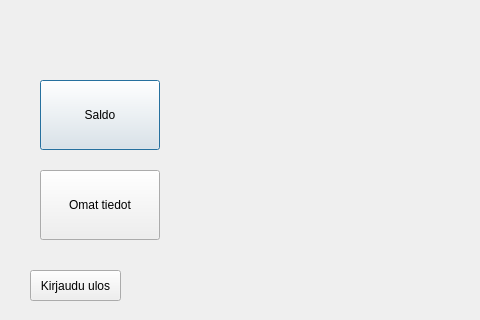
Above: bank-automat/mainmenu.ui from Kealerator/bank_atm_group3 before the change; both pictures show x 0 to 480 and y 180 to 500 of the 800 by 500 pixel window. Below: the same form after it.
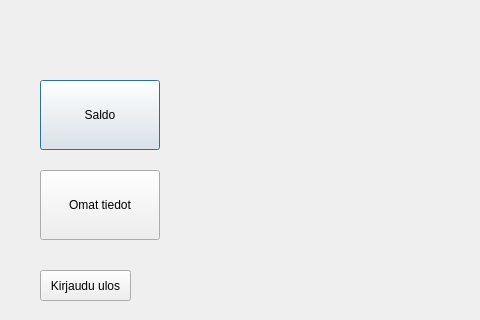
That is the form after the change.

What changed in the file:
```diff
--- a/bank-automat/mainmenu.ui
+++ b/bank-automat/mainmenu.ui
@@ -10,6 +10,24 @@
     <height>500</height>
    </rect>
   </property>
+  <property name="sizePolicy">
+   <sizepolicy hsizetype="Fixed" vsizetype="Fixed">
+    <horstretch>0</horstretch>
+    <verstretch>0</verstretch>
+   </sizepolicy>
+  </property>
+  <property name="minimumSize">
+   <size>
+    <width>800</width>
+    <height>500</height>
+   </size>
+  </property>
+  <property name="maximumSize">
+   <size>
+    <width>800</width>
+    <height>500</height>
+   </size>
+  </property>
   <property name="windowTitle">
    <string>Pääikkuna - Pankkiautomaatti</string>
   </property>
@@ -81,7 +99,7 @@
   <widget class="QPushButton" name="btnLogout">
    <property name="geometry">
     <rect>
-     <x>30</x>
+     <x>40</x>
      <y>450</y>
      <width>91</width>
      <height>31</height>
```
